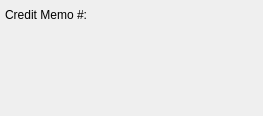
Pegasus-RPG/xtuple-client, file guiclient/printCreditMemo.ui: the form before one commit.
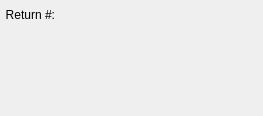
The form after the commit. Custom widgets are drawn as their Qt base class.

The edit to the form file:
```diff
--- a/guiclient/printCreditMemo.ui
+++ b/guiclient/printCreditMemo.ui
@@ -32,7 +32,7 @@
      <item>
       <widget class="QLabel" name="_numberLit">
        <property name="text">
-        <string>Credit Memo #:</string>
+        <string>Return #:</string>
        </property>
        <property name="alignment">
         <set>Qt::AlignRight|Qt::AlignTrailing|Qt::AlignVCenter</set>
```
Left out of the diff: 2 changed lines with no effect on the pictures.
